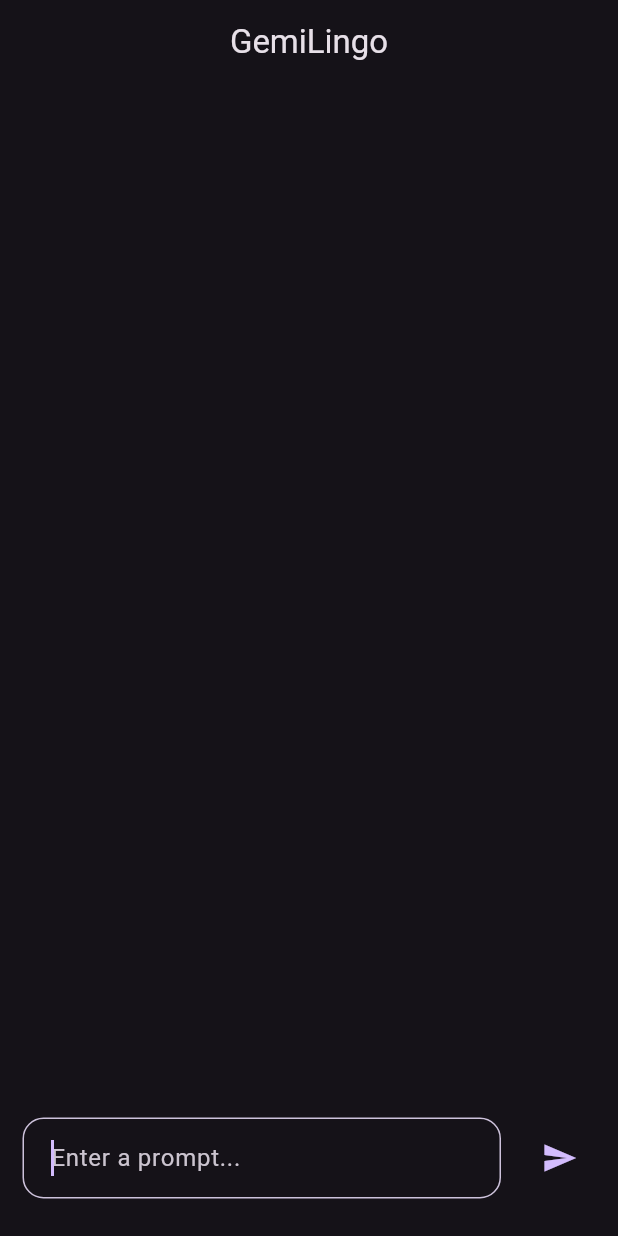
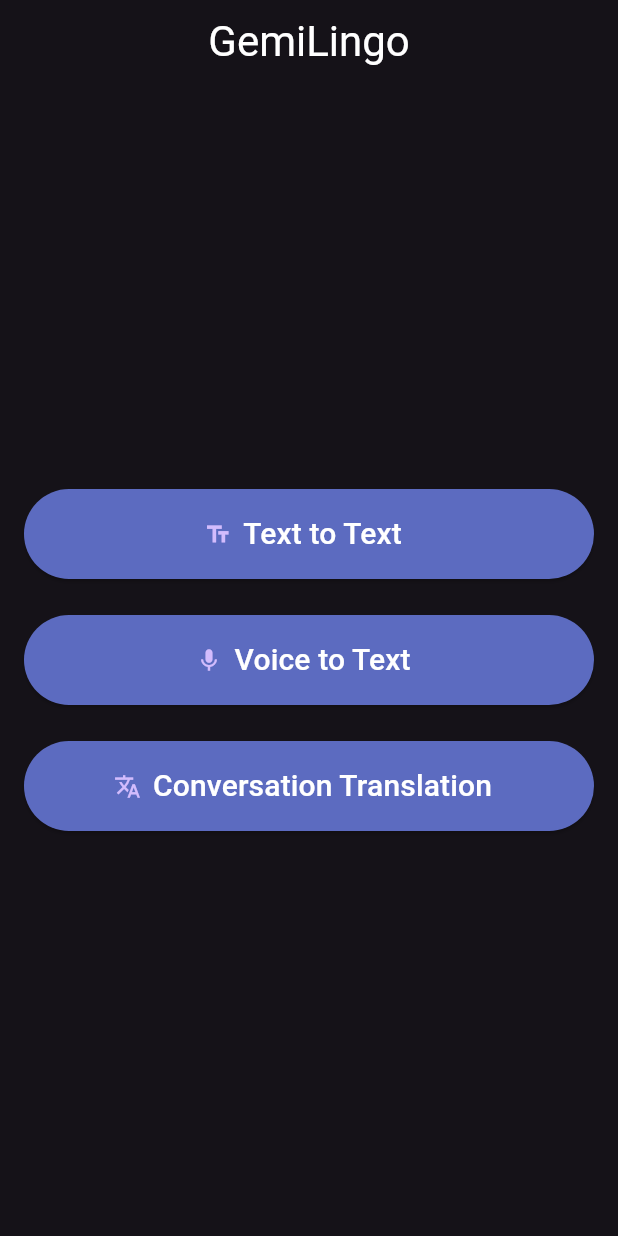
Before and after one commit to Michael-Ogundipe/gemilingo, a Flutter app: the screen it shows after launch, on a phone screen of 412 x 824 dp. Run offline on Flutter 3.47's test engine with Material 3 defaults, Android fonts, the light colour scheme and no system bars; our stand-ins replace flutter_dotenv, flutter_markdown, google_generative_ai.

Commit message:
home_page UI completed

```diff
--- /dev/null
+++ b/lib/home_page.dart
@@ -0,0 +1,56 @@
+import 'package:flutter/material.dart';
+
+class HomePage extends StatelessWidget {
+  const HomePage({super.key});
+
+  @override
+  Widget build(BuildContext context) {
+    return Scaffold(
+      body: Center(
+        child: Padding(
+          padding: const EdgeInsets.symmetric(horizontal: 16.0),
+          child: Column(
+            mainAxisAlignment: MainAxisAlignment.center,
+            children: [
+              SizedBox(
+                width: MediaQuery.of(context).size.width,
+                child: ElevatedButton.icon(
+                  onPressed: () {},
+                  icon: const Icon(Icons.text_fields),
+                  label: const Text(
+                    'Text to Text',
+                    style: TextStyle(fontSize: 20, color: Colors.white),
+                  ),
+                ),
+              ),
+              const SizedBox(height: 24),
+              SizedBox(
+                width: MediaQuery.of(context).size.width,
+                child: ElevatedButton.icon(
+                  onPressed: () {},
+                  icon: const Icon(Icons.mic),
+                  label: const Text(
+                    'Voice to Text',
+                    style: TextStyle(fontSize: 20, color: Colors.white),
+                  ),
+                ),
+              ),
+              const SizedBox(height: 24),
+              SizedBox(
+                width: MediaQuery.of(context).size.width,
+                child: ElevatedButton.icon(
+                  onPressed: () {},
+                  icon: const Icon(Icons.translate),
+                  label: const Text(
+                    'Conversation Translation',
+                    style: TextStyle(fontSize: 20, color: Colors.white),
+                  ),
+                ),
+              )
+            ],
+          ),
+        ),
+      ),
+    );
+  }
+}
--- a/lib/main.dart
+++ b/lib/main.dart
@@ -2,6 +2,8 @@
 import 'package:flutter_dotenv/flutter_dotenv.dart';
 import 'package:flutter_markdown/flutter_markdown.dart';
 import 'package:google_generative_ai/google_generative_ai.dart';
+
+import 'home_page.dart';
 
 void main() async {
   await dotenv.load(fileName: '.env');
@@ -17,6 +19,12 @@
       title: '',
       debugShowCheckedModeBanner: false,
       theme: ThemeData(
+        elevatedButtonTheme: const ElevatedButtonThemeData(
+          style: ButtonStyle(
+            minimumSize: WidgetStatePropertyAll(Size(0, 60)),
+            backgroundColor: WidgetStatePropertyAll(Color(0XFF5C6BC0)),
+          ),
+        ),
         colorScheme: ColorScheme.fromSeed(
           seedColor: Colors.deepPurple,
           brightness: Brightness.dark,
@@ -25,10 +33,13 @@
       ),
       home: Scaffold(
         appBar: AppBar(
-          title: const Text('GemiLingo'),
+          title: const Text(
+            'GemiLingo',
+            style: TextStyle(fontSize: 28, color: Colors.white),
+          ),
           centerTitle: true,
         ),
-        body: const ChatScreen(),
+        body: const HomePage(),
       ),
     );
   }
@@ -228,7 +239,9 @@
 
   @override
   Widget build(BuildContext context) {
-    return Row(
+    return Padding(
+      padding: const EdgeInsets.symmetric(horizontal: 16.0),
+      child: Row(
         mainAxisAlignment:
             isFromUser ? MainAxisAlignment.end : MainAxisAlignment.start,
         children: [
@@ -253,6 +266,7 @@
             ),
           ),
         ],
+      ),
     );
   }
 }
```
Also changed, not shown: lib/text_to_text_page.dart (added), pubspec.lock, 67 other files. Lines whose indentation alone changed are shown as unchanged.
